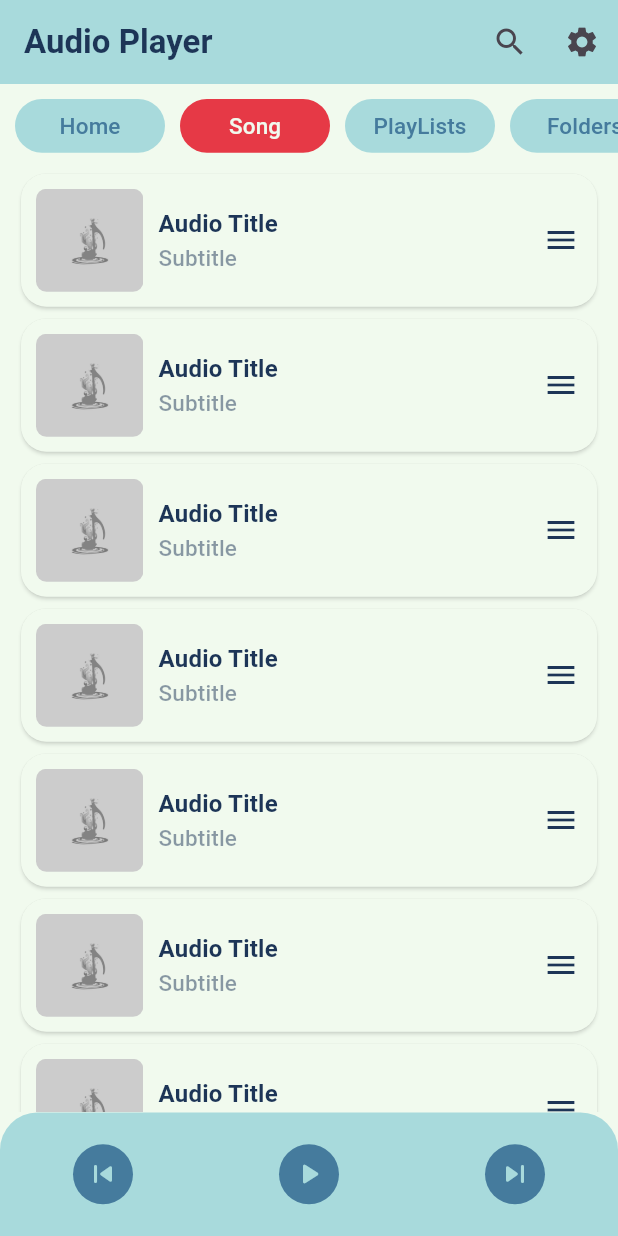
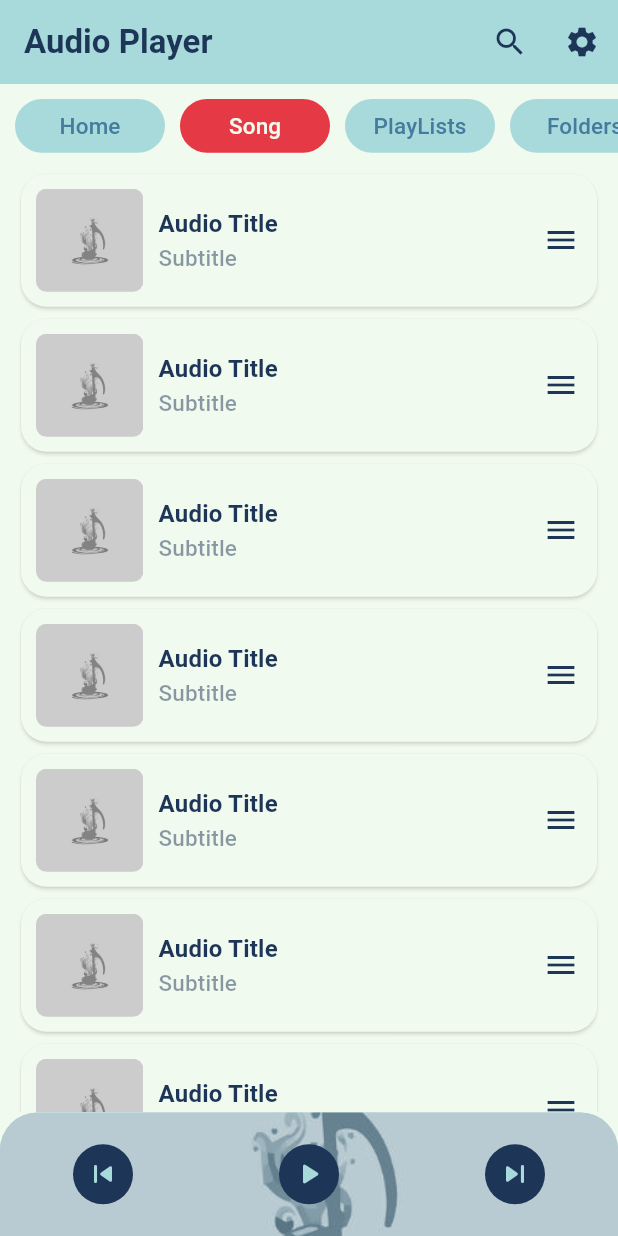
Before and after one commit to m-mhe/audio_drop, a Flutter app: the screen it shows after launch, on a phone screen of 412 x 824 dp. Run offline on Flutter 3.47's test engine with Material 3 defaults, Android fonts, the phone set to English and light mode, and no system bars.

Commit message:
UI change

```diff
--- a/audio_drop/lib/app.dart
+++ b/audio_drop/lib/app.dart
@@ -15,6 +15,7 @@ class MyApp extends StatelessWidget {
         scaffoldBackgroundColor: LightThemeColor.blueFour,
         appBarTheme: AppBarTheme(
           color: LightThemeColor.blueThree,
+          foregroundColor: LightThemeColor.blueOne
         ),
         textTheme: TextTheme(
           titleLarge: TextStyle(fontWeight: FontWeight.w700),
--- a/audio_drop/lib/app_ui/widgets/navigator_widget.dart
+++ b/audio_drop/lib/app_ui/widgets/navigator_widget.dart
@@ -77,7 +77,7 @@ class _NavigatorWidgetState extends State<NavigatorWidget> {
                                       .textTheme
                                       .titleSmall!
                                       .copyWith(
-                                      color: LightThemeColor.blueFour),
+                                          color: LightThemeColor.blueFour),
                                 ),
                               ),
                             ),
@@ -176,6 +176,11 @@ class _NavigatorWidgetState extends State<NavigatorWidget> {
               height: MediaQuery.sizeOf(context).height / 10,
               width: double.maxFinite,
               decoration: BoxDecoration(
+                image: DecorationImage(
+                    image: AssetImage('assets/images/default_music_thumnail.jpg'),
+                    fit: BoxFit.cover,
+                    colorFilter: ColorFilter.mode(
+                        LightThemeColor.blueTwo, BlendMode.softLight)),
                 borderRadius: const BorderRadius.only(
                     topLeft: Radius.circular(25),
                     topRight: Radius.circular(25)),
@@ -189,28 +194,30 @@ class _NavigatorWidgetState extends State<NavigatorWidget> {
                     children: [
                       IconButton(
                           onPressed: () {},
-                          style: IconButton.styleFrom(backgroundColor: LightThemeColor.blueTwo),
+                          style: IconButton.styleFrom(
+                              backgroundColor: LightThemeColor.blueOne),
                           icon: Icon(
                             Icons.skip_previous_rounded,
                             color: LightThemeColor.blueThree,
                           )),
                       IconButton(
                           onPressed: () {},
-                          style: IconButton.styleFrom(backgroundColor: LightThemeColor.blueTwo),
+                          style: IconButton.styleFrom(
+                              backgroundColor: LightThemeColor.blueOne),
                           icon: Icon(
                             Icons.play_arrow_rounded,
                             color: LightThemeColor.blueThree,
                           )),
                       IconButton(
                           onPressed: () {},
-                          style: IconButton.styleFrom(backgroundColor: LightThemeColor.blueTwo),
+                          style: IconButton.styleFrom(
+                              backgroundColor: LightThemeColor.blueOne),
                           icon: Icon(
                             Icons.skip_next_rounded,
                             color: LightThemeColor.blueThree,
                           )),
                     ],
                   ),
-
                 ],
               ),
             ),
```
